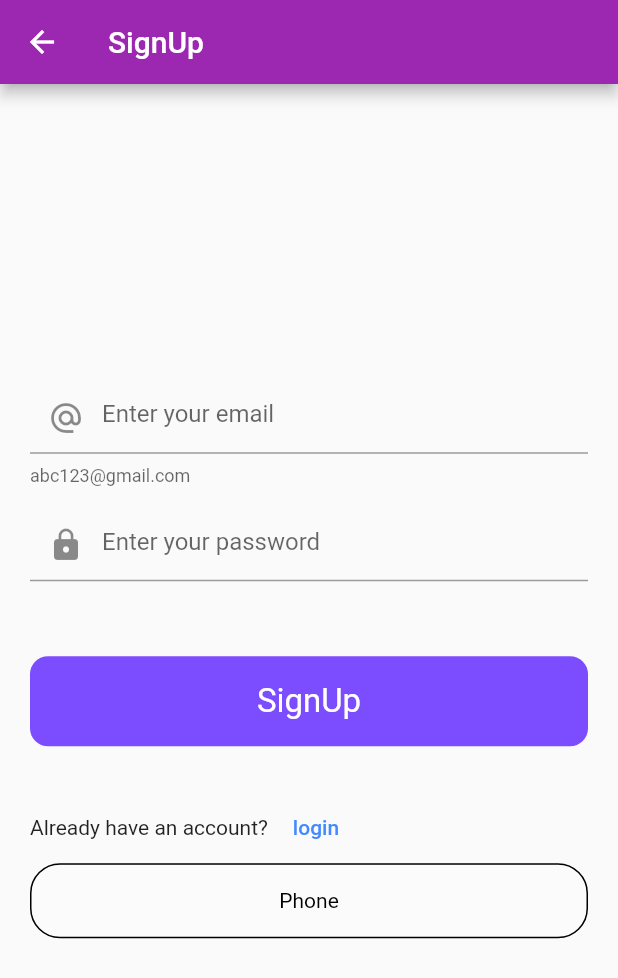
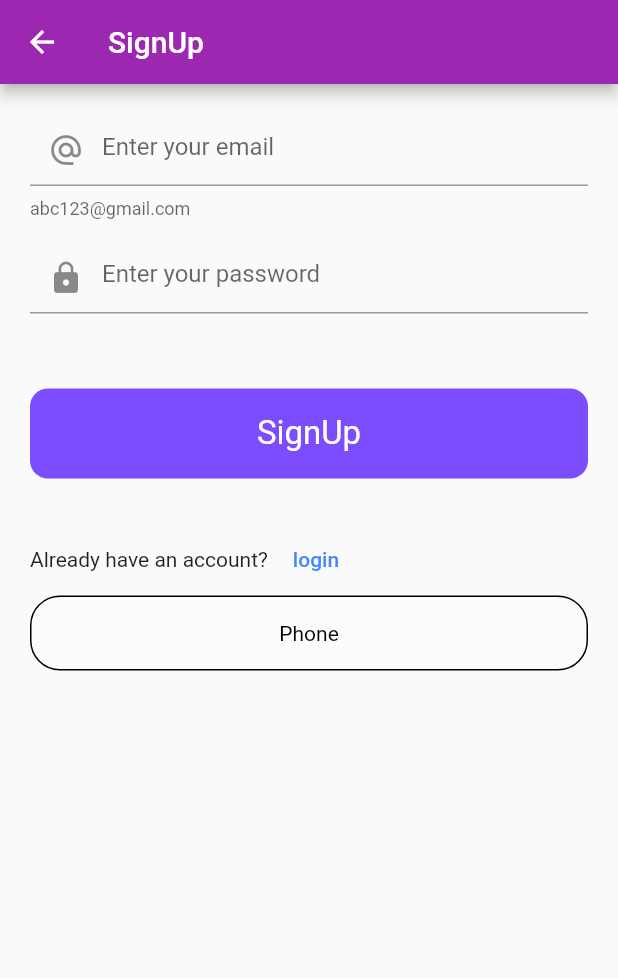
Before and after one commit to codewith-usama/Flutter-Firebase, a Flutter app: the SignUpScreen screen opened directly, on a phone screen of 412 x 824 dp. Shown: the top 978 px of the screen. Run offline on Flutter 3.47's test engine with Material 2 defaults, Android fonts, the phone set to English and light mode, and no system bars; our stand-ins replace cloud_firestore, email_validator, firebase_auth, firebase_core, firebase_crashlytics, firebase_database and 1 more; accounts and stored records are empty.

```diff
--- a/lib/ui/auth/signup_screen.dart
+++ b/lib/ui/auth/signup_screen.dart
@@ -1,5 +1,6 @@
 import 'package:email_validator/email_validator.dart';
 import 'package:firebase_auth/firebase_auth.dart';
+import 'package:firebase_tutorial/firestore_services/firestore_list_screen.dart';
 import 'package:firebase_tutorial/ui/auth/login_screen.dart';
 import 'package:firebase_tutorial/ui/auth/phone_singin_screen.dart';
 import 'package:firebase_tutorial/ui/widgets/round_button.dart';
@@ -36,14 +37,14 @@ class _SignUpScreenState extends State<SignUpScreen> {
       appBar: AppBar(
         title: const Text('SignUp'),
       ),
-      body: Padding(
-        padding: const EdgeInsets.symmetric(
-          horizontal: 20,
-        ),
+      body: SingleChildScrollView(
+        child: Padding(
+          padding: const EdgeInsets.symmetric(horizontal: 20, vertical: 20),
           child: Form(
             key: _formKey,
             child: Column(
               mainAxisAlignment: MainAxisAlignment.center,
+              mainAxisSize: MainAxisSize.max,
               children: [
                 TextFormField(
                   keyboardType: TextInputType.emailAddress,
@@ -90,6 +91,11 @@ class _SignUpScreenState extends State<SignUpScreen> {
                         setState(() {
                           isLoading = false;
                         });
+                        Navigator.of(context).push(
+                          MaterialPageRoute(
+                            builder: (context) => const FireStoreListScreen(),
+                          ),
+                        );
                       }).onError((error, stackTrace) {
                         Utils().toastMessage(error.toString());
                         setState(() {
@@ -151,6 +157,7 @@ class _SignUpScreenState extends State<SignUpScreen> {
             ),
           ),
         ),
+      ),
     );
   }
 }
```
Also changed, not shown: lib/firestore_services/firestore_list_screen.dart (+75 -0 lines), lib/main.dart (+10 -0 lines). Lines whose indentation alone changed are shown as unchanged.
